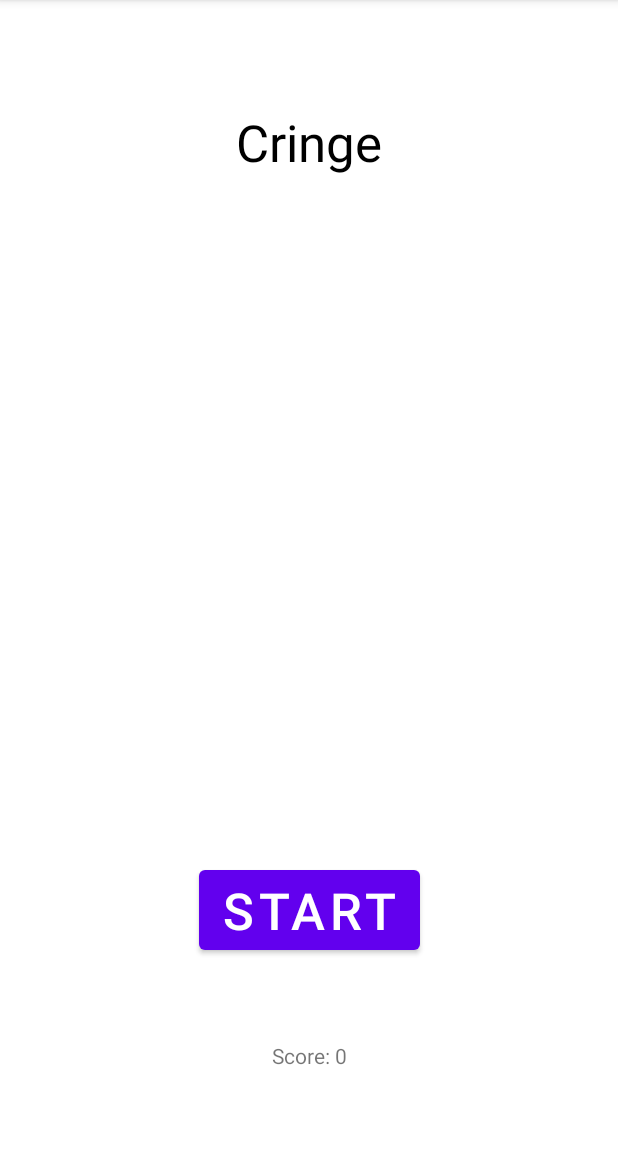
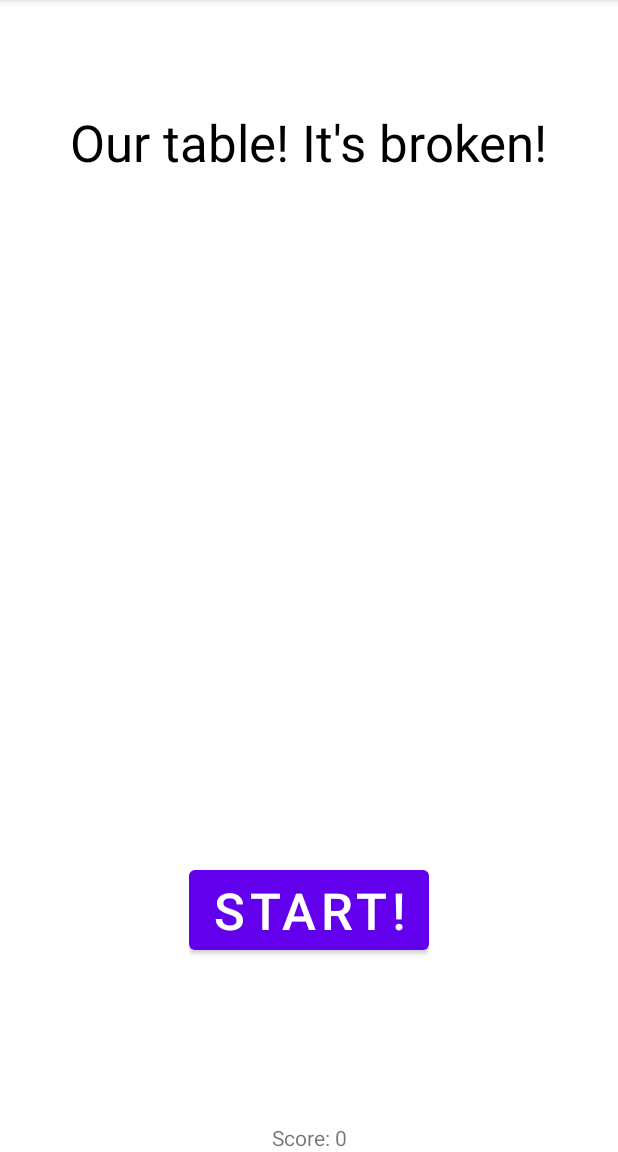
Before and after one commit to 09Deep/CoolSentenceGame, an Android app: the GameUI screen opened directly, with no data from a screen before it, on a phone screen of 412 x 824 dp, the part 84-1236 px from its top. Run offline under Robolectric (Android 15) with nearby library versions, the phone set to English and light mode, and no system bars; our stand-ins replace FlexboxLayout.

Commit message:
Restructured packages and implented logic layer
Moved all UI classese into ui package
Implemented GameLogic class so that logic layer code is not running in
ui, as it was before with GameUI.Java
Minor bug fixes:
    Timer now works on all loops, before it would only run on first loop

```diff
--- a/app/src/main/java/com/coolsentencegame/objects/GameLogic.java
+++ b/app/src/main/java/com/coolsentencegame/objects/GameLogic.java
@@ -14,16 +14,18 @@
     IDatabase db;
     private String sentence;
     private String prevSentence;
-    private ArrayList<String> tokens;
+    private final ArrayList<String> tokens;
     private int correctGuesses;
     private int wrongGuesses;
 
-    public GameLogic(String s) {
+    public GameLogic() {
         db = new MockDatabase();
         tokens = new ArrayList<String>();
-        newSentence();
+        sentence = "";
+        prevSentence = "";
         correctGuesses = 0;
         wrongGuesses = 0;
+        newSentence();
     }
 
     /*
@@ -31,6 +33,7 @@
      */
     public void newSentence()
     {
+        tokens.clear();
         prevSentence = sentence;
         while(sentence.equals(prevSentence)) {
             sentence = db.FetchRandomWord();
@@ -64,6 +67,13 @@
         return tokens;
     }
 
+    public ArrayList<String> getTokensRandomized()
+    {
+        ArrayList<String> newTokens = new ArrayList<String>(tokens);
+        Collections.shuffle(newTokens);
+        return newTokens;
+    }
+
     public int getCorrectGuesses()
     {
         return correctGuesses;
--- a/app/src/main/java/com/coolsentencegame/objects/MockDatabase.java
+++ b/app/src/main/java/com/coolsentencegame/objects/MockDatabase.java
@@ -28,10 +28,10 @@
         words.add("Why hello there");
         words.add("That is based");
         words.add("Don't have a cow man");
-        words.add("Cringe");
+        words.add("Cringe bro");
         words.add("Of and words confusing a string arbitrary");
         words.add("Our table! It's broken!");
-        words.add("Groovy");
+        words.add("Very groovy");
 
         scores = new ArrayList<Integer>();
     }
--- a/app/src/main/java/com/coolsentencegame/GameLevelActivity.java
+++ b/app/src/main/java/com/coolsentencegame/ui/GameLevelActivity.java
@@ -1,4 +1,4 @@
-package com.coolsentencegame;
+package com.coolsentencegame.ui;
 
 import androidx.appcompat.app.AppCompatActivity;
 
@@ -7,6 +7,7 @@
 import android.view.View;
 import android.widget.Button;
 
+import com.coolsentencegame.R;
 import com.google.android.material.floatingactionbutton.FloatingActionButton;
 
 public class GameLevelActivity extends AppCompatActivity {
@@ -29,7 +30,7 @@
         buttonToLevel1.setOnClickListener(new View.OnClickListener() {
             @Override
             public void onClick(View view) {
-                startActivity(new Intent(GameLevelActivity.this, Game.class));
+                startActivity(new Intent(GameLevelActivity.this, GameUI.class));
             }
         });
 
--- a/app/src/main/java/com/coolsentencegame/Game.java
+++ b/app/src/main/java/com/coolsentencegame/ui/GameUI.java
@@ -1,4 +1,4 @@
-package com.coolsentencegame;
+package com.coolsentencegame.ui;
 
 import android.annotation.SuppressLint;
 import android.content.ClipData;
@@ -24,30 +24,23 @@
 import androidx.annotation.RequiresApi;
 import androidx.appcompat.app.AppCompatActivity;
 
-import com.coolsentencegame.interfaces.IDatabase;
-import com.coolsentencegame.objects.MockDatabase;
+import com.coolsentencegame.R;
+import com.coolsentencegame.objects.GameLogic;
 import com.google.android.flexbox.FlexboxLayout;
 
 import java.util.ArrayList;
-import java.util.Collections;
 import java.util.Timer;
 import java.util.TimerTask;
 
 
-public class Game extends AppCompatActivity {
+public class GameUI extends AppCompatActivity {
 
-    private String lastString;
-    private ArrayList<String> tokens;
-    private View clickedView; // This feels wrong
-    private int score;
+    private GameLogic gameLogic; // Handles logic layer
+    private View clickedView;
     private boolean start; //to only load the scene once. either with the timer or the check btn
-    private IDatabase db;
 
-    //this int is set to the number of the next phase that the game should move to.
-    // 1 for phase 1 and 2 for phase 2.
-    private int gameManager;
-
-    private Button btn;
+    private Button btnCheck;
+    private Button btnStart;
     private FlexboxLayout topFlex;  // Users answer
     private FlexboxLayout btmFlex;  // Users choices
     private TextView textTitle;
@@ -60,21 +53,18 @@
         super.onCreate(savedInstanceState);
         setContentView(R.layout.activity_game);
 
-        score = 0;
-        tokens = new ArrayList<>();
+        gameLogic = new GameLogic();
         timer = new Timer();
 
-        gameManager = 1;
-        start = false;
-        btn = findViewById(R.id.btnCheck);
-        btn.setEnabled(false);
+        btnCheck = findViewById(R.id.btnCheck);
+        btnStart = findViewById(R.id.btnStart);
+        btnCheck.setVisibility(View.GONE);
+        btnStart.setVisibility(View.VISIBLE);
 
         topFlex = findViewById(R.id.topLayout2);
         btmFlex = findViewById(R.id.btmLayout2);
         textTitle = (TextView)findViewById(R.id.textTitle);
         textScore = (TextView)findViewById(R.id.textScore);
-
-        db = new MockDatabase();
 
         startPhase1();
     }
@@ -82,27 +72,19 @@
     @RequiresApi(api = Build.VERSION_CODES.N)
     private void startPhase1()
     {
-        String string;
-        gameManager = 2;
-        btn.setText("Start");
-        btn.setEnabled(true);
+        start = false;
+        btnStart.setVisibility(View.VISIBLE);
+        btnCheck.setVisibility(View.GONE);
 
-        tokens.clear();
         btmFlex.removeAllViews();
         topFlex.removeAllViews();
 
-        // This will be replaced by the database stuff
-        string = db.FetchRandomWord();
-        while(string.equals(lastString)){
-            string = db.FetchRandomWord();
-        }
-        lastString = string;
-        Collections.addAll(tokens, string.split(" "));
+        gameLogic.newSentence();
 
-        textTitle.setText(string);
+        textTitle.setText(gameLogic.getSentence());
 
         // After 4 seconds, move to next phase
-        timer.schedule(new TestTimer(), 4000);
+        timer.schedule(new MemorizeTimer(), 4000);
     }
 
     // This is somehow causing a memory leak, should
@@ -112,7 +94,6 @@
         public void handleMessage(Message msg) {
 
             if (!start) {
-                gameManager = 2;
                 startPhase2();
             }
         }
@@ -122,19 +103,14 @@
     @RequiresApi(api = Build.VERSION_CODES.N)
     public void startPhase2()
     {
-        /**
-         * the code below should later be removed as the scene needs to either changed
-         * to next level or just show a msg that the sentence was correct or not!
-         * (success or failure)*/
-        gameManager = 1;
-        /**********/
+        btnStart.setVisibility(View.GONE);
+        btnCheck.setVisibility(View.VISIBLE);
 
-
-        btn.setText("Check");
-        btn.setEnabled(true);
+        btnCheck.setText("Check");
+        btnCheck.setEnabled(true);
         textTitle.setText("Rebuild the sentence!");
 
-        for(String s : tokens) {
+        for(String s : gameLogic.getTokensRandomized()) {
             LinearLayout btmLayout = layoutFactory();
             LinearLayout topLayout = layoutFactory();
             Button btn = buttonFactory(s);
@@ -263,32 +239,28 @@
     public void onCheckBtnClick(View view)
     {
         start = true;
-        btn.setEnabled(false);
+        btnCheck.setEnabled(false);
+        ArrayList<String> playerTokens = new ArrayList<>();
+
+        // Build the tokens from the UI
         for(int i = 0; i < topFlex.getChildCount(); i++) {
             View v = topFlex.getChildAt(i);
-            if(((LinearLayout)v).getChildCount() == 0) {
-                System.out.println("FUCK YOU");
-                return;
-            }
             Button contents = (Button) ((LinearLayout)v).getChildAt(0);
-            if(!contents.getText().equals(tokens.get(i))) {
-                System.out.println("FUCK YOU");
-                return;
-            }
+            playerTokens.add((String) contents.getText());
         }
 
-        score++;
-        textScore.setText("" + score);
+        boolean success = gameLogic.isPlayerSentenceCorrect(playerTokens);
+        textScore.setText("" + gameLogic.getCorrectGuesses());
+        if(success) {
+            startPhase1();
+        }
+    }
 
-        switch (gameManager) {
-            case 1:
-                startPhase1();
-                break;
-            case 2:
-                startPhase2();
-                break;
-        }
-
+    @RequiresApi(api = Build.VERSION_CODES.N)
+    public void onStartBtnClick(View view)
+    {
+        start = true;
+        startPhase2();
     }
 
     private static class MyDragShadowBuilder extends View.DragShadowBuilder {
@@ -332,7 +304,7 @@
         }
     }
 
-    private class TestTimer extends TimerTask {
+    private class MemorizeTimer extends TimerTask {
 
         @RequiresApi(api = Build.VERSION_CODES.N)
         @Override
--- a/app/src/main/java/com/coolsentencegame/LevelOneActivity.java
+++ b/app/src/main/java/com/coolsentencegame/ui/LevelOneActivity.java
@@ -1,12 +1,12 @@
-package com.coolsentencegame;
+package com.coolsentencegame.ui;
 
 import androidx.appcompat.app.AppCompatActivity;
 
 import android.content.Intent;
 import android.os.Bundle;
 import android.view.View;
-import android.widget.Button;
 
+import com.coolsentencegame.R;
 import com.google.android.material.floatingactionbutton.FloatingActionButton;
 
 public class LevelOneActivity extends AppCompatActivity {
--- a/app/src/main/java/com/coolsentencegame/MainActivity.java
+++ b/app/src/main/java/com/coolsentencegame/ui/MainActivity.java
@@ -1,4 +1,4 @@
-package com.coolsentencegame;
+package com.coolsentencegame.ui;
 
 import androidx.appcompat.app.AppCompatActivity;
 
@@ -6,6 +6,8 @@
 import android.os.Bundle;
 import android.view.View;
 import android.widget.Button;
+
+import com.coolsentencegame.R;
 
 public class MainActivity extends AppCompatActivity {
 
--- a/app/src/main/res/layout/activity_game.xml
+++ b/app/src/main/res/layout/activity_game.xml
@@ -4,7 +4,7 @@
     xmlns:tools="http://schemas.android.com/tools"
     android:layout_width="match_parent"
     android:layout_height="match_parent"
-    tools:context=".Game"
+    tools:context=".ui.GameUI"
     android:id="@+id/game_activity">
 
     <TextView
@@ -52,17 +52,31 @@
         app:layout_constraintTop_toBottomOf="@+id/topLayout2"
         app:layout_constraintVertical_bias="0.38" />
 
-    <Button
-        android:id="@+id/btnCheck"
+    <LinearLayout
         android:layout_width="wrap_content"
         android:layout_height="wrap_content"
-        android:onClick="onCheckBtnClick"
-        android:text="Check!"
-        android:textSize="34sp"
+        android:orientation="horizontal"
         app:layout_constraintBottom_toBottomOf="parent"
         app:layout_constraintEnd_toEndOf="parent"
         app:layout_constraintStart_toStartOf="parent"
-        app:layout_constraintTop_toBottomOf="@+id/btmLayout2" />
+        app:layout_constraintTop_toBottomOf="@+id/btmLayout2">
+
+        <Button
+            android:id="@+id/btnCheck"
+            android:layout_width="wrap_content"
+            android:layout_height="wrap_content"
+            android:onClick="onCheckBtnClick"
+            android:text="Check!"
+            android:textSize="34sp" />
+
+        <Button
+            android:id="@+id/btnStart"
+            android:layout_width="wrap_content"
+            android:layout_height="wrap_content"
+            android:onClick="onStartBtnClick"
+            android:text="Start!"
+            android:textSize="34sp" />
+    </LinearLayout>
 
     <LinearLayout
         android:layout_width="wrap_content"
--- a/app/src/main/res/layout/activity_game_level.xml
+++ b/app/src/main/res/layout/activity_game_level.xml
@@ -4,7 +4,7 @@
     xmlns:tools="http://schemas.android.com/tools"
     android:layout_width="match_parent"
     android:layout_height="match_parent"
-    tools:context=".GameLevelActivity"
+    tools:context=".ui.GameLevelActivity"
     android:id="@+id/gamelevelactivity">
 
     <com.google.android.material.floatingactionbutton.FloatingActionButton
--- a/app/src/main/res/layout/activity_level_one.xml
+++ b/app/src/main/res/layout/activity_level_one.xml
@@ -4,7 +4,7 @@
     xmlns:tools="http://schemas.android.com/tools"
     android:layout_width="match_parent"
     android:layout_height="match_parent"
-    tools:context=".LevelOneActivity"
+    tools:context=".ui.LevelOneActivity"
     android:id="@+id/level_one_activity">
 
     <com.google.android.material.floatingactionbutton.FloatingActionButton
--- a/app/src/main/res/layout/activity_level_three.xml
+++ b/app/src/main/res/layout/activity_level_three.xml
@@ -4,7 +4,7 @@
     xmlns:tools="http://schemas.android.com/tools"
     android:layout_width="match_parent"
     android:layout_height="match_parent"
-    tools:context=".LevelThreeActivity"
+    tools:context=".ui.LevelThreeActivity"
     android:id="@+id/level_three_activity">
 
     <com.google.android.material.floatingactionbutton.FloatingActionButton
--- a/app/src/main/res/layout/activity_level_two.xml
+++ b/app/src/main/res/layout/activity_level_two.xml
@@ -4,7 +4,7 @@
     xmlns:tools="http://schemas.android.com/tools"
     android:layout_width="match_parent"
     android:layout_height="match_parent"
-    tools:context=".LevelTwoActivity"
+    tools:context=".ui.LevelTwoActivity"
     android:id="@+id/level_two_activity">
 
     <com.google.android.material.floatingactionbutton.FloatingActionButton
--- a/app/src/main/res/layout/activity_main.xml
+++ b/app/src/main/res/layout/activity_main.xml
@@ -4,7 +4,7 @@
     xmlns:tools="http://schemas.android.com/tools"
     android:layout_width="match_parent"
     android:layout_height="match_parent"
-    tools:context=".MainActivity"
+    tools:context=".ui.MainActivity"
     android:id="@+id/mainActivity">
 
     <Button
```
Also changed, not shown: app/src/main/AndroidManifest.xml (+6 -6 lines), app/src/main/java/com/coolsentencegame/ui/LevelThreeActivity.java (renamed from app/src/main/java/com/coolsentencegame/LevelTwoActivity.java, +5 -4 lines), app/src/main/java/com/coolsentencegame/ui/LevelTwoActivity.java (renamed from app/src/main/java/com/coolsentencegame/LevelThreeActivity.java, +5 -4 lines), 5 other files.
